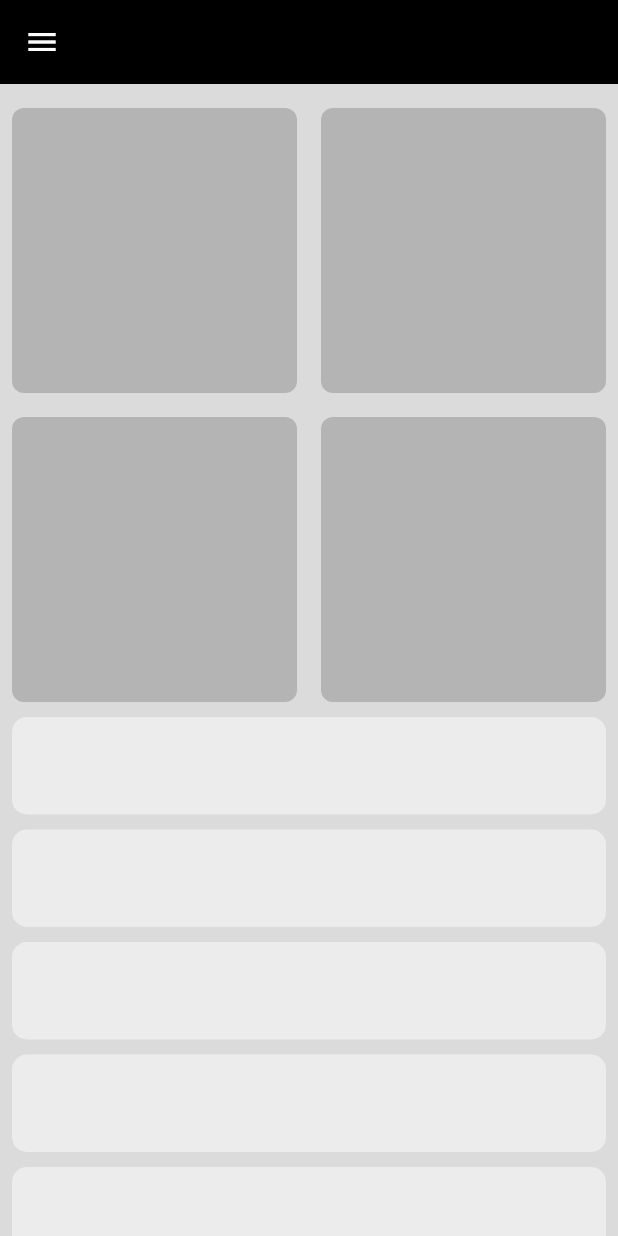
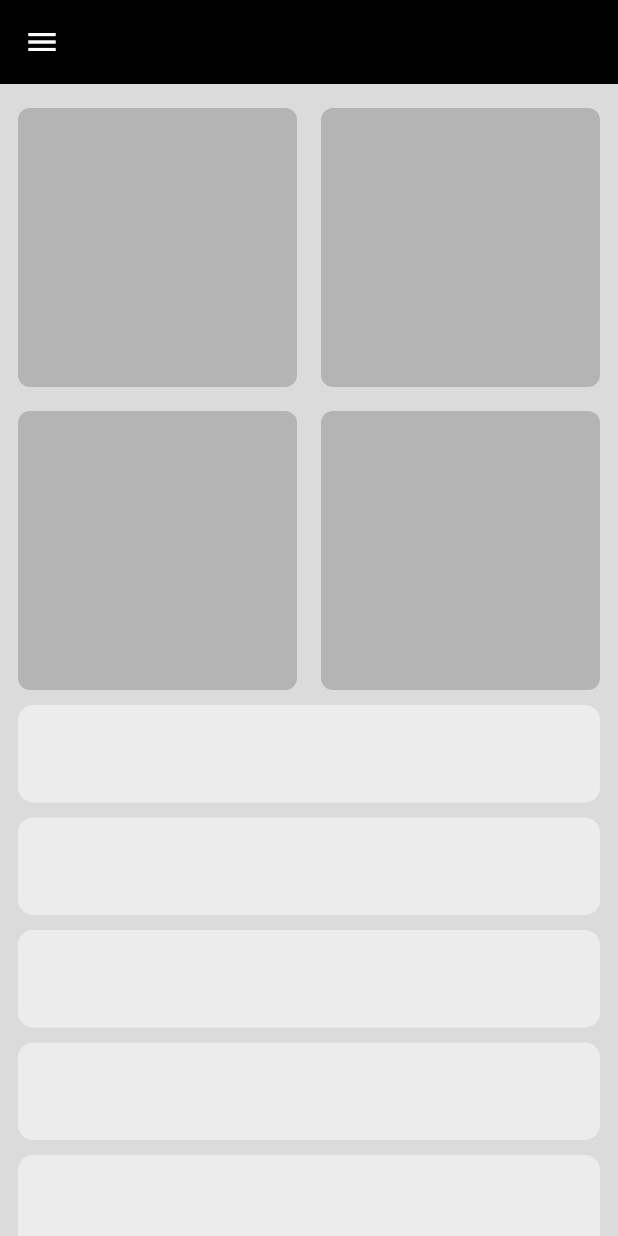
Before and after one commit to Kerolos163/Responsive_UI, a Flutter app: the screen it shows after launch, on a phone screen of 412 x 824 dp. Run offline on Flutter 3.47's test engine with Material 3 defaults, Android fonts, the phone set to English and light mode, and no system bars; our stand-ins replace font_awesome_flutter.

Commit message:
refactor Code

```diff
--- /dev/null
+++ b/lib/views/widget/Layouts/mobile_layout.dart
@@ -0,0 +1,20 @@
+import 'package:flutter/material.dart';
+import 'package:responsive_ui/views/widget/custom_sliver_gride.dart';
+import 'package:responsive_ui/views/widget/custom_sliver_list_view.dart';
+
+class MobileLayout extends StatelessWidget {
+  const MobileLayout({
+    super.key,
+  });
+
+  @override
+  Widget build(BuildContext context) {
+    return const CustomScrollView(
+      slivers: [
+        SliverToBoxAdapter(child: SizedBox(height: 16)),
+        CustomSliverGride(),
+        CustomSliverListView()
+      ],
+    );
+  }
+}
--- a/lib/views/widget/custom_listview.dart
+++ b/lib/views/widget/custom_listview.dart
@@ -8,16 +8,18 @@ class CustomListView extends StatelessWidget {
   @override
   Widget build(BuildContext context) {
 
-    return SizedBox(
+    return SliverToBoxAdapter(
+      child: SizedBox(
         height: 100,
         child: ListView.builder(
           scrollDirection: Axis.horizontal,
-        itemCount: 15,
+          itemCount: 10,
           itemBuilder: (context, index) => const Padding(
             padding: EdgeInsets.only(right: 16),
             child: AspectRatio(aspectRatio: 1,child: CustomSliverItem()),
           ),
         ),
+      ),
     );
   }
 }
--- a/lib/views/widget/custom_sliver_gride.dart
+++ b/lib/views/widget/custom_sliver_gride.dart
@@ -6,9 +6,7 @@ class CustomSliverGride extends StatelessWidget {
 
   @override
   Widget build(BuildContext context) {
-    return GridView.builder(
-      shrinkWrap: true,
-      physics: const NeverScrollableScrollPhysics(),
+    return SliverGrid.builder(
       gridDelegate: const SliverGridDelegateWithFixedCrossAxisCount(
           crossAxisCount: 2, crossAxisSpacing: 16, mainAxisSpacing: 16),
       itemBuilder: (context, index) => const CustomSliverItem(),
--- a/lib/views/widget/home_view_body.dart
+++ b/lib/views/widget/home_view_body.dart
@@ -1,7 +1,6 @@
 import 'package:flutter/material.dart';
-import 'package:responsive_ui/views/widget/custom_listview.dart';
-import 'package:responsive_ui/views/widget/custom_sliver_gride.dart';
-import 'package:responsive_ui/views/widget/custom_sliver_list_view.dart';
+import 'package:responsive_ui/views/widget/Layouts/mobile_layout.dart';
+import 'package:responsive_ui/views/widget/Layouts/tablet_layout.dart';
 
 class HomeViewBody extends StatelessWidget {
   const HomeViewBody({super.key});
@@ -9,24 +8,14 @@ class HomeViewBody extends StatelessWidget {
   @override
   Widget build(BuildContext context) {
     return Padding(
-      padding: const EdgeInsets.symmetric(horizontal: 8),
-      child: CustomScrollView(
-        slivers: [
-          const SliverToBoxAdapter(child: SizedBox(height: 16)),
-          SliverToBoxAdapter(
-            child: LayoutBuilder(
-              builder: (context, constraints) {
-                if (constraints.maxWidth > 600) {
-                  return const CustomListView();
-                } else {
-                  return const CustomSliverGride();
-                }
-              },
-            ),
-          ),
-          const CustomSliverListView()
-        ],
-      ),
+      padding: const EdgeInsets.symmetric(horizontal: 12),
+      child: LayoutBuilder(builder: (context, constraints) {
+        if (constraints.maxWidth > 600) {
+          return const TabletLayout();
+        } else {
+          return const MobileLayout();
+        }
+      }),
     );
   }
 }
```
Also changed, not shown: lib/views/widget/Layouts/tablet_layout.dart (added, +18 -0 lines). Lines whose indentation alone changed are shown as unchanged.
